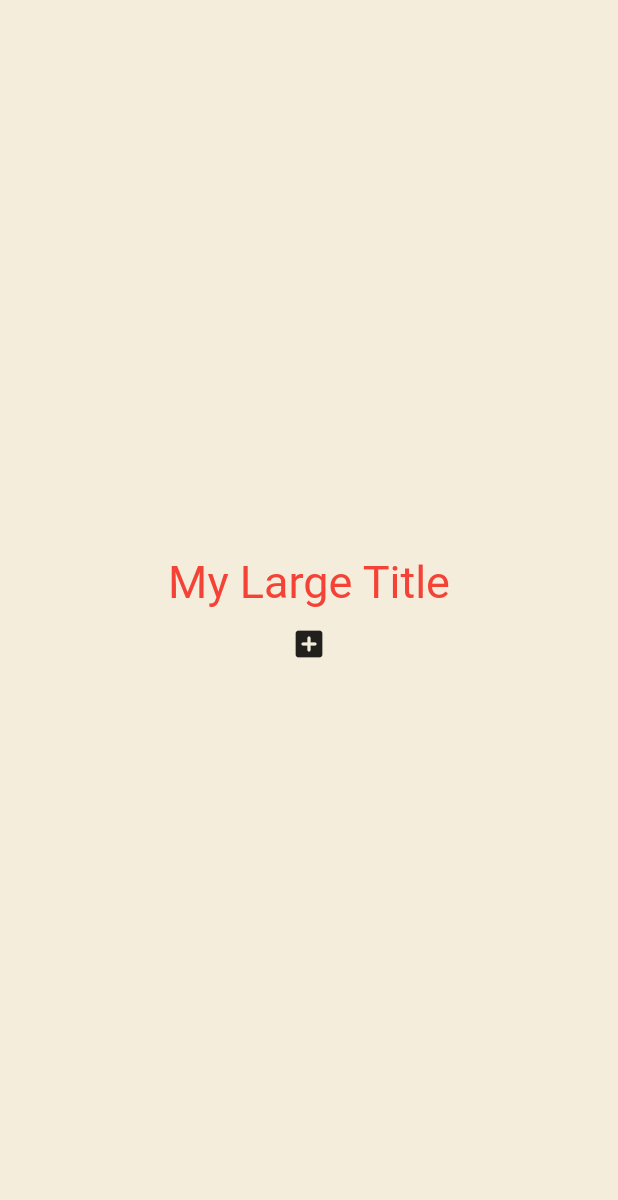
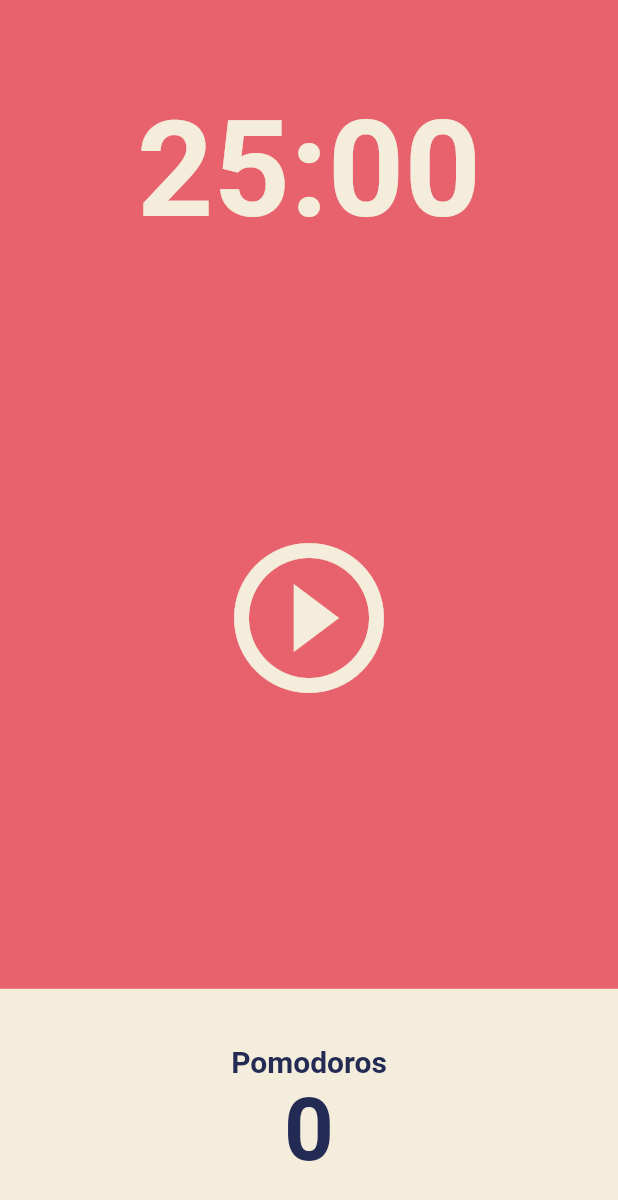
Before and after one commit to devgony/flutter-fundamentals, a Flutter app: the screen it shows after launch, on a phone screen of 412 x 824 dp. Shown: the top 1200 px of the screen. Run offline on Flutter 3.47's test engine with Material 2 defaults, Android fonts, the phone set to English and light mode, and no system bars.

Commit message:
5.1. User Interface

```diff
--- a/toonflix/lib/main.dart
+++ b/toonflix/lib/main.dart
@@ -1,81 +1,24 @@
 import 'package:flutter/material.dart';
+import 'package:toonflix/screens/home_screen.dart';
 
 void main() {
   runApp(App());
 }
 
-class App extends StatefulWidget {
-  @override
-  State<App> createState() => _AppState();
-}
-
-class _AppState extends State<App> {
-  bool isConverted = true;
-
-  void onPressed() {
-    setState(() {
-      isConverted = !isConverted;
-    });
-  }
-
+class App extends StatelessWidget {
   @override
   Widget build(BuildContext context) {
     return MaterialApp(
       theme: ThemeData(
+        backgroundColor: const Color(0xFFE7626C),
         textTheme: const TextTheme(
-          titleLarge: TextStyle(
-            color: Colors.red,
+          headline1: TextStyle(
+            color: Color(0xFF232B55),
           ),
         ),
+        cardColor: const Color(0xFFF4EDDB),
       ),
-      home: Scaffold(
-        backgroundColor: const Color(0xFFF4EDDB),
-        body: Center(
-          child: Column(
-            mainAxisAlignment: MainAxisAlignment.center,
-            children: [
-              isConverted ? const MyLargeTitle() : const Text("alternate"),
-              IconButton(
-                  onPressed: onPressed, icon: const Icon(Icons.add_box_rounded))
-            ],
-          ),
-        ),
-      ),
+      home: const HomeScreen(),
     );
   }
 }
-
-class MyLargeTitle extends StatefulWidget {
-  const MyLargeTitle({
-    Key? key,
-  }) : super(key: key);
-
-  @override
-  State<MyLargeTitle> createState() => _MyLargeTitleState();
-}
-
-class _MyLargeTitleState extends State<MyLargeTitle> {
-  @override
-  void initState() {
-    super.initState();
-    print('initState!');
-  }
-
-  @override
-  void dispose() {
-    super.dispose();
-    print('dispose!');
-  }
-
-  @override
-  Widget build(BuildContext context) {
-    print('build!');
-    return Text(
-      'My Large Title',
-      style: TextStyle(
-        fontSize: 30,
-        color: Theme.of(context).textTheme.titleLarge!.color,
-      ),
-    );
-  }
-}
--- /dev/null
+++ b/toonflix/lib/screens/home_screen.dart
@@ -0,0 +1,81 @@
+import 'package:flutter/material.dart';
+
+class HomeScreen extends StatefulWidget {
+  const HomeScreen({super.key});
+
+  @override
+  State<HomeScreen> createState() => _HomeScreenState();
+}
+
+class _HomeScreenState extends State<HomeScreen> {
+  @override
+  Widget build(BuildContext context) {
+    return Scaffold(
+      backgroundColor: Theme.of(context).backgroundColor,
+      body: Column(
+        children: [
+          Flexible(
+            flex: 1,
+            child: Container(
+              alignment: Alignment.bottomCenter,
+              child: Text(
+                '25:00',
+                style: TextStyle(
+                  color: Theme.of(context).cardColor,
+                  fontSize: 89,
+                  fontWeight: FontWeight.w600,
+                ),
+              ),
+            ),
+          ),
+          Flexible(
+            flex: 3,
+            child: Center(
+              child: IconButton(
+                iconSize: 120,
+                color: Theme.of(context).cardColor,
+                onPressed: () {},
+                icon: const Icon(Icons.play_circle_outline),
+              ),
+            ),
+          ),
+          Flexible(
+            flex: 1,
+            child: Row(
+              children: [
+                Expanded(
+                  child: Container(
+                    decoration: BoxDecoration(
+                      color: Theme.of(context).cardColor,
+                    ),
+                    child: Column(
+                      mainAxisAlignment: MainAxisAlignment.center,
+                      children: [
+                        Text(
+                          'Pomodoros',
+                          style: TextStyle(
+                            fontSize: 20,
+                            fontWeight: FontWeight.w600,
+                            color: Theme.of(context).textTheme.headline1!.color,
+                          ),
+                        ),
+                        Text(
+                          '0',
+                          style: TextStyle(
+                            fontSize: 58,
+                            fontWeight: FontWeight.w600,
+                            color: Theme.of(context).textTheme.headline1!.color,
+                          ),
+                        ),
+                      ],
+                    ),
+                  ),
+                ),
+              ],
+            ),
+          )
+        ],
+      ),
+    );
+  }
+}
```
Also changed, not shown: toonflix/lib/statefull.dart (added, +81 -0 lines), 1 other file.
